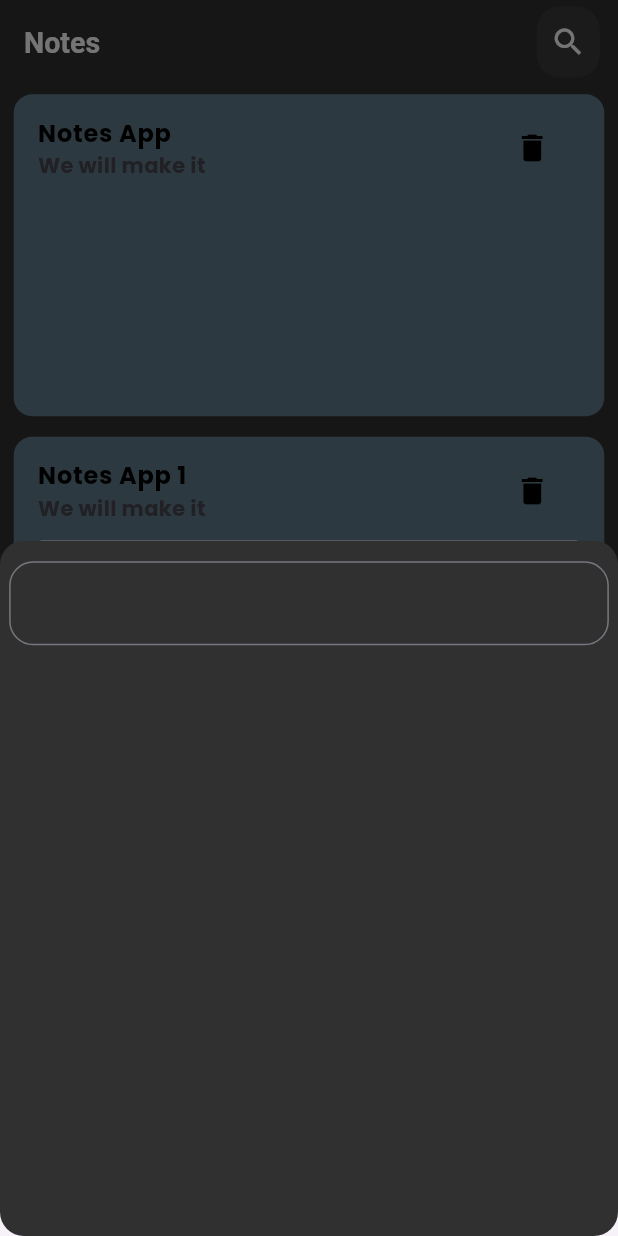
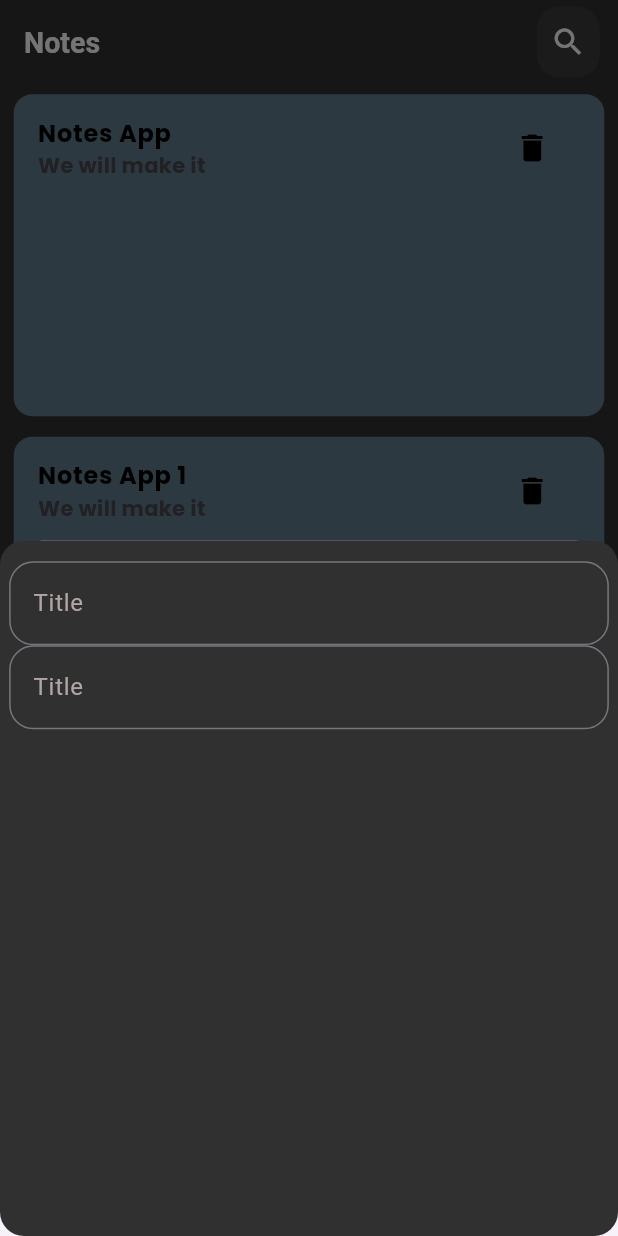
Before and after one commit to thisismostafahassan/notes_app, a Flutter app: the screen it shows after launch, after a tap on the "add" icon, on a phone screen of 412 x 824 dp. Run offline on Flutter 3.47's test engine with Material 3 defaults, Android fonts, the phone set to English and light mode, and no system bars; our stand-ins replace equatable, flutter_bloc, flutter_screenutil, google_fonts.

Commit message:
add custom text field

```diff
--- a/lib/core/themes/theme_data/theme_data.dart
+++ b/lib/core/themes/theme_data/theme_data.dart
@@ -10,6 +10,13 @@ ThemeData theLightTheme() {
         fontWeight: FontWeight.bold,
       ),
     ),
+    inputDecorationTheme: InputDecorationTheme(
+      hintStyle: TextStyle(color: const Color.fromARGB(255, 177, 165, 165)),
+      border: OutlineInputBorder(
+        borderSide: BorderSide(color: const Color.fromARGB(255, 177, 165, 165)),
+        borderRadius: BorderRadius.circular(16),
+      ),
+    ),
     floatingActionButtonTheme: FloatingActionButtonThemeData(
       backgroundColor: Colors.blueGrey.shade400,
     ),
--- /dev/null
+++ b/lib/core/widgets/custom_text_form_field.dart
@@ -0,0 +1,16 @@
+import 'package:flutter/material.dart';
+
+class CustomTextFormField extends StatelessWidget {
+  final TextEditingController? controller;
+  final String? hint;
+  const CustomTextFormField({super.key, this.controller, this.hint});
+
+  @override
+  Widget build(BuildContext context) {
+    return TextFormField(
+      autocorrect: true,
+      controller: controller,
+      decoration: InputDecoration(hintText: hint),
+    );
+  }
+}
--- a/lib/core/widgets/main_floating_action_button.dart
+++ b/lib/core/widgets/main_floating_action_button.dart
@@ -1,9 +1,19 @@
 import 'package:flutter/material.dart';
 import 'package:flutter_screenutil/flutter_screenutil.dart';
+import 'package:notes_app/core/widgets/custom_text_form_field.dart';
 
 class MainFloatingActionButton extends StatelessWidget {
-  final TextEditingController? controller;
-  const MainFloatingActionButton({super.key, this.controller});
+  final TextEditingController? titleController;
+  final TextEditingController? descriptionController;
+  final String? titleHint;
+  final String? discriptionHint;
+  const MainFloatingActionButton({
+    super.key,
+    this.titleController,
+    this.descriptionController,
+    this.titleHint,
+    this.discriptionHint,
+  });
 
   @override
   Widget build(BuildContext context) {
@@ -21,14 +31,14 @@ class MainFloatingActionButton extends StatelessWidget {
               child: Form(
                 child: Column(
                   children: [
-                    TextFormField(
-                      autocorrect: true,
-                      controller: controller,
-                      decoration: InputDecoration(
-                        border: OutlineInputBorder(
-                          borderRadius: BorderRadius.circular(16),
-                        ),
-                      ),
+                    CustomTextFormField(
+                      controller: titleController,
+                      hint: titleHint,
+                    ),
+
+                    CustomTextFormField(
+                      controller: titleController,
+                      hint: titleHint,
                     ),
                   ],
                 ),
--- a/lib/features/home/presentation/pages/home_page.dart
+++ b/lib/features/home/presentation/pages/home_page.dart
@@ -37,7 +37,8 @@ class HomePage extends StatelessWidget {
           },
         ),
         floatingActionButton: MainFloatingActionButton(
-          controller: HomeBloc.titleController,
+          titleController: HomeBloc.titleController,
+          titleHint: 'Title',
         ),
       ),
     );
--- a/lib/main.dart
+++ b/lib/main.dart
@@ -8,8 +8,7 @@ import 'package:notes_app/core/helper/app_bloc_observer.dart';
 import 'package:notes_app/core/routing/app_router.dart';
 import 'package:notes_app/core/themes/theme_data/theme_data.dart';
 import 'package:notes_app/features/home/presentation/bloc/home_bloc.dart';
-import 'package:notes_app/features/home/presentation/pages/home_page.dart'
-    show HomePage;
+import 'package:notes_app/features/home/presentation/pages/home_page.dart';
 
 void main() {
   // #1
```
